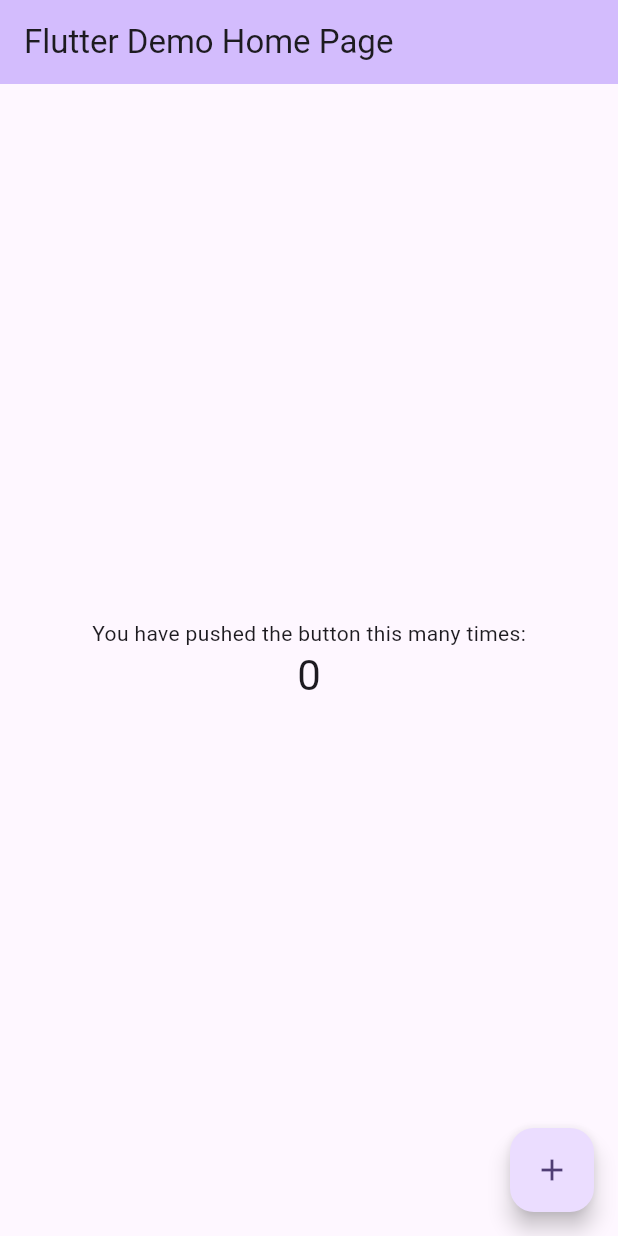
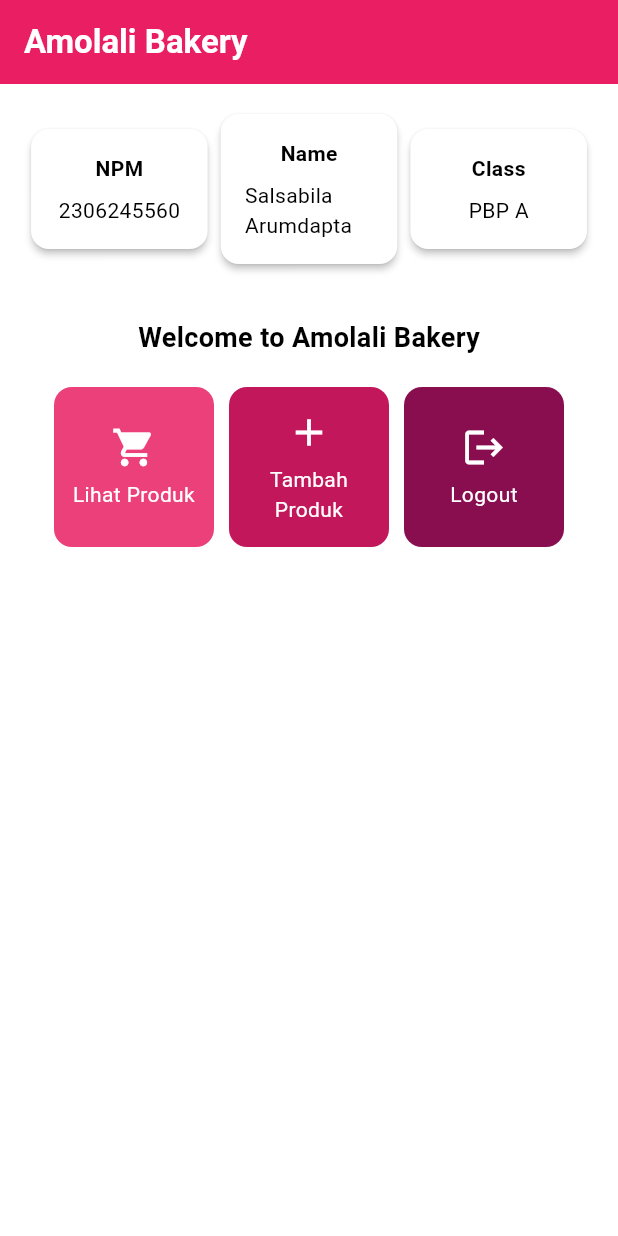
Before and after one commit to salsaaruum/amolali_bakery_mobile, a Flutter app: the screen it shows after launch, on a phone screen of 412 x 824 dp. Run offline on Flutter 3.47's test engine with Material 3 defaults, Android fonts, the phone set to English and light mode, and no system bars.

Commit message:
Tugas Individu 7 Selesai

```diff
--- a/lib/main.dart
+++ b/lib/main.dart
@@ -1,4 +1,5 @@
 import 'package:flutter/material.dart';
+import 'package:amolali_bakery_mobile/menu.dart';
 
 void main() {
   runApp(const MyApp());
@@ -28,98 +29,13 @@
         //
         // This works for code too, not just values: Most code changes can be
         // tested with just a hot reload.
-        colorScheme: ColorScheme.fromSeed(seedColor: Colors.deepPurple),
+         colorScheme: ColorScheme.fromSwatch(
+         primarySwatch: Colors.pink,
+        ).copyWith(
+          secondary: Colors.pink[50]),
         useMaterial3: true,
       ),
-      home: const MyHomePage(title: 'Flutter Demo Home Page'),
+      home: MyHomePage(),
     );
   }
 }
-
-class MyHomePage extends StatefulWidget {
-  const MyHomePage({super.key, required this.title});
-
-  // This widget is the home page of your application. It is stateful, meaning
-  // that it has a State object (defined below) that contains fields that affect
-  // how it looks.
-
-  // This class is the configuration for the state. It holds the values (in this
-  // case the title) provided by the parent (in this case the App widget) and
-  // used by the build method of the State. Fields in a Widget subclass are
-  // always marked "final".
-
-  final String title;
-
-  @override
-  State<MyHomePage> createState() => _MyHomePageState();
-}
-
-class _MyHomePageState extends State<MyHomePage> {
-  int _counter = 0;
-
-  void _incrementCounter() {
-    setState(() {
-      // This call to setState tells the Flutter framework that something has
-      // changed in this State, which causes it to rerun the build method below
-      // so that the display can reflect the updated values. If we changed
-      // _counter without calling setState(), then the build method would not be
-      // called again, and so nothing would appear to happen.
-      _counter++;
-    });
-  }
-
-  @override
-  Widget build(BuildContext context) {
-    // This method is rerun every time setState is called, for instance as done
-    // by the _incrementCounter method above.
-    //
-    // The Flutter framework has been optimized to make rerunning build methods
-    // fast, so that you can just rebuild anything that needs updating rather
-    // than having to individually change instances of widgets.
-    return Scaffold(
-      appBar: AppBar(
-        // TRY THIS: Try changing the color here to a specific color (to
-        // Colors.amber, perhaps?) and trigger a hot reload to see the AppBar
-        // change color while the other colors stay the same.
-        backgroundColor: Theme.of(context).colorScheme.inversePrimary,
-        // Here we take the value from the MyHomePage object that was created by
-        // the App.build method, and use it to set our appbar title.
-        title: Text(widget.title),
-      ),
-      body: Center(
-        // Center is a layout widget. It takes a single child and positions it
-        // in the middle of the parent.
-        child: Column(
-          // Column is also a layout widget. It takes a list of children and
-          // arranges them vertically. By default, it sizes itself to fit its
-          // children horizontally, and tries to be as tall as its parent.
-          //
-          // Column has various properties to control how it sizes itself and
-          // how it positions its children. Here we use mainAxisAlignment to
-          // center the children vertically; the main axis here is the vertical
-          // axis because Columns are vertical (the cross axis would be
-          // horizontal).
-          //
-          // TRY THIS: Invoke "debug painting" (choose the "Toggle Debug Paint"
-          // action in the IDE, or press "p" in the console), to see the
-          // wireframe for each widget.
-          mainAxisAlignment: MainAxisAlignment.center,
-          children: <Widget>[
-            const Text(
-              'You have pushed the button this many times:',
-            ),
-            Text(
-              '$_counter',
-              style: Theme.of(context).textTheme.headlineMedium,
-            ),
-          ],
-        ),
-      ),
-      floatingActionButton: FloatingActionButton(
-        onPressed: _incrementCounter,
-        tooltip: 'Increment',
-        child: const Icon(Icons.add),
-      ), // This trailing comma makes auto-formatting nicer for build methods.
-    );
-  }
-}
--- /dev/null
+++ b/lib/menu.dart
@@ -0,0 +1,162 @@
+import 'package:flutter/material.dart';
+
+class MyHomePage extends StatelessWidget {
+  MyHomePage({super.key});
+
+  final String npm = '2306245560'; // NPM
+  final String name = 'Salsabila Arumdapta'; // Nama
+  final String className = 'PBP A'; // Kelas
+
+  final List<ItemHomepage> items = [
+    ItemHomepage("Lihat Produk", Icons.shopping_cart),
+    ItemHomepage("Tambah Produk", Icons.add),
+    ItemHomepage("Logout", Icons.logout),
+  ];
+
+  @override
+  Widget build(BuildContext context) {
+    return Scaffold(
+      appBar: AppBar(
+        title: const Text(
+          'Amolali Bakery',
+          style: TextStyle(
+            color: Colors.white,
+            fontWeight: FontWeight.bold,
+          ),
+        ),
+        backgroundColor: Theme.of(context).colorScheme.primary,
+      ),
+      body: Padding(
+        padding: const EdgeInsets.all(16.0),
+        child: Column(
+          crossAxisAlignment: CrossAxisAlignment.center,
+          children: [
+            Row(
+              mainAxisAlignment: MainAxisAlignment.spaceEvenly,
+              children: [
+                InfoCard(title: 'NPM', content: npm),
+                InfoCard(title: 'Name', content: name),
+                InfoCard(title: 'Class', content: className),
+              ],
+            ),
+            const SizedBox(height: 16.0),
+            Center(
+              child: Column(
+                children: [
+                  const Padding(
+                    padding: EdgeInsets.only(top: 16.0),
+                    child: Text(
+                      'Welcome to Amolali Bakery',
+                      style: TextStyle(
+                        fontWeight: FontWeight.bold,
+                        fontSize: 18.0,
+                      ),
+                    ),
+                  ),
+                  GridView.count(
+                    primary: true,
+                    padding: const EdgeInsets.all(20),
+                    crossAxisSpacing: 10,
+                    mainAxisSpacing: 10,
+                    crossAxisCount: 3,
+                    shrinkWrap: true,
+                    children: [
+                      ItemCard(items[0], color: Colors.pink.shade400), // Tombol Lihat Produk
+                      ItemCard(items[1], color: Colors.pink.shade700), // Tombol Tambah Produk
+                      ItemCard(items[2], color: Colors.pink.shade900), // Tombol Logout
+                    ],
+                  ),
+                ],
+              ),
+            ),
+          ],
+        ),
+      ),
+    );
+  }
+}
+
+class InfoCard extends StatelessWidget {
+  // Kartu informasi yang menampilkan title dan content.
+
+  final String title;  // Judul kartu.
+  final String content;  // Isi kartu.
+
+  const InfoCard({super.key, required this.title, required this.content});
+
+  @override
+  Widget build(BuildContext context) {
+    return Card(
+      // Membuat kotak kartu dengan bayangan dibawahnya.
+      elevation: 2.0,
+      child: Container(
+        // Mengatur ukuran dan jarak di dalam kartu.
+        width: MediaQuery.of(context).size.width / 3.5, // menyesuaikan dengan lebar device yang digunakan.
+        padding: const EdgeInsets.all(16.0),
+        // Menyusun title dan content secara vertikal.
+        child: Column(
+          children: [
+            Text(
+              title,
+              style: const TextStyle(fontWeight: FontWeight.bold),
+            ),
+            const SizedBox(height: 8.0),
+            Text(content),
+          ],
+        ),
+      ),
+    );
+  }
+}
+
+class ItemHomepage {
+     final String name;
+     final IconData icon;
+
+     ItemHomepage(this.name, this.icon);
+}
+
+class ItemCard extends StatelessWidget {
+  final ItemHomepage item;
+  final Color color; // Add color parameter
+
+  const ItemCard(this.item, {super.key, required this.color}); // Make color required
+
+  @override
+  Widget build(BuildContext context) {
+    return Material(
+      color: color, // Use the passed color for the background
+      borderRadius: BorderRadius.circular(12),
+      child: InkWell(
+        onTap: () {
+          ScaffoldMessenger.of(context)
+            ..hideCurrentSnackBar()
+            ..showSnackBar(
+              SnackBar(content: Text("Kamu telah menekan tombol ${item.name}!"))
+            );
+        },
+        child: Container(
+          padding: const EdgeInsets.all(8),
+          child: Center(
+            child: Column(
+              mainAxisAlignment: MainAxisAlignment.center,
+              children: [
+                Icon(
+                  item.icon,
+                  color: Colors.white,
+                  size: 30.0,
+                ),
+                const Padding(padding: EdgeInsets.all(3)),
+                Text(
+                  item.name,
+                  textAlign: TextAlign.center,
+                  style: const TextStyle(color: Colors.white),
+                ),
+              ],
+            ),
+          ),
+        ),
+      ),
+    );
+  }
+}
```
Also changed, not shown: 1 other file.
